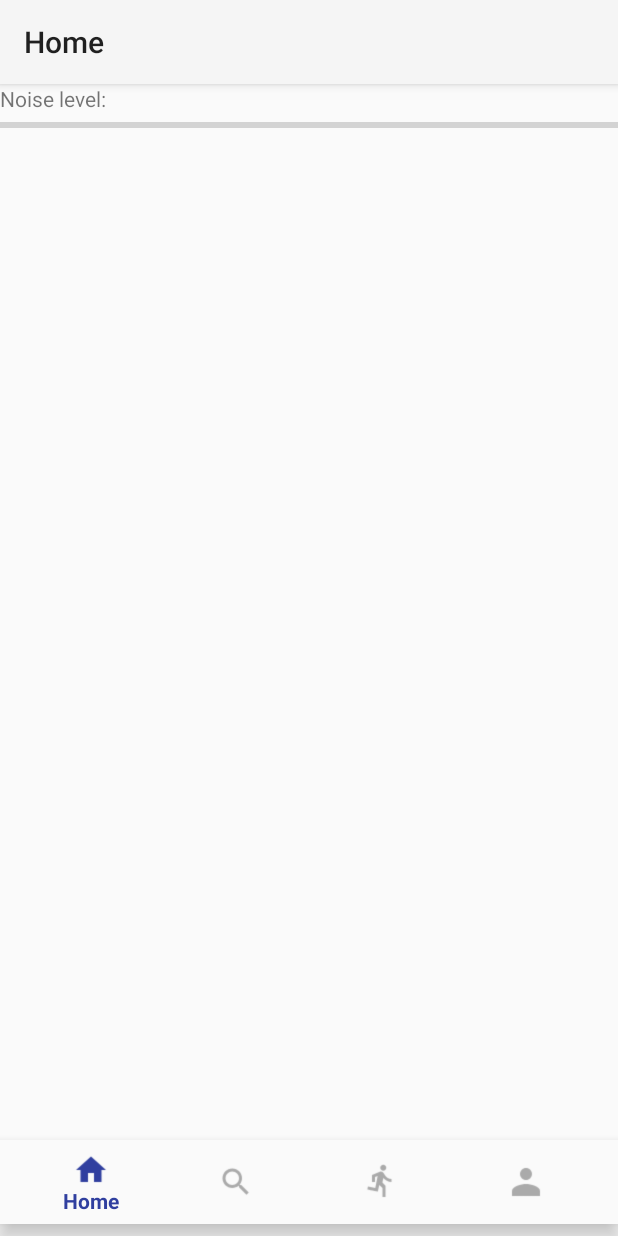
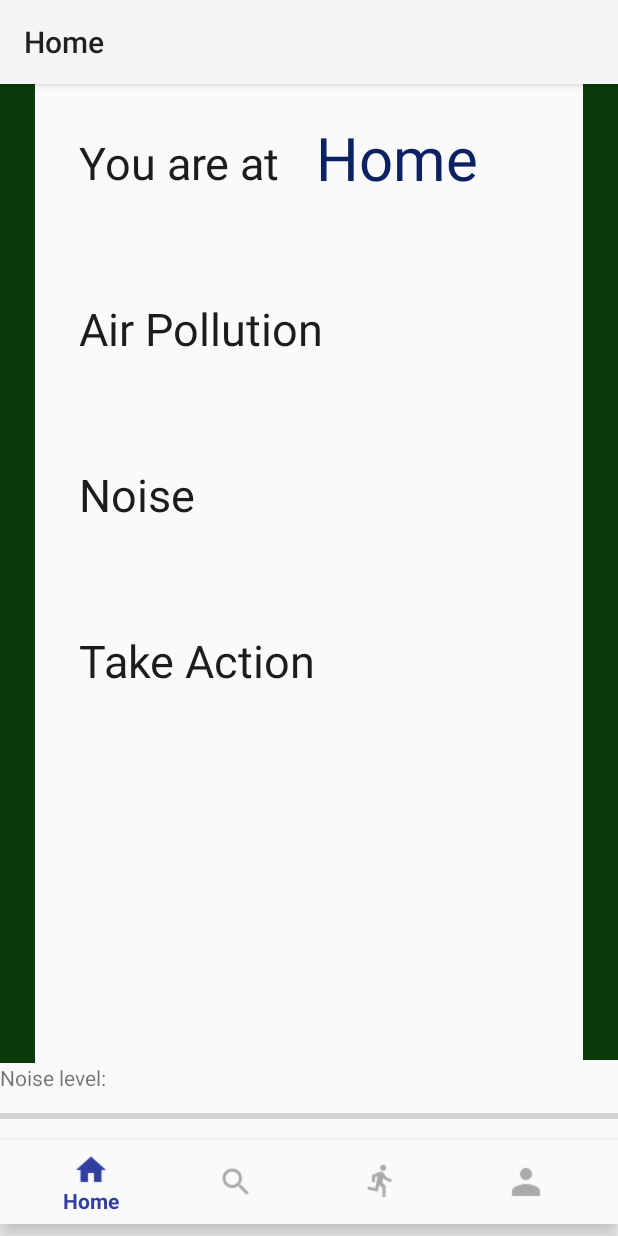
Before and after one commit to yujaa/CityMeter-android, an Android app: the screen it shows after launch (HomeActivity), on a phone screen of 412 x 824 dp. Run offline under Robolectric (Android 15) with nearby library versions, the light colour scheme and no system bars.

Commit message:
Add texts on home page

```diff
--- a/app/src/main/res/layout/activity_home.xml
+++ b/app/src/main/res/layout/activity_home.xml
@@ -5,11 +5,6 @@
     android:layout_width="match_parent"
     android:layout_height="match_parent"
     tools:context=".HomeActivity">
-
-    <LinearLayout
-        android:layout_width="match_parent"
-        android:layout_height="match_parent"
-        android:orientation="vertical">
 
     <android.support.v7.widget.Toolbar
         android:id="@+id/toolbar_home"
@@ -24,16 +19,19 @@
         android:id="@+id/noiseText"
         android:layout_width="match_parent"
         android:layout_height="wrap_content"
-            android:text="Noise level:" />
+        android:layout_marginBottom="8dp"
+        android:text="Noise level:"
+        app:layout_constraintBottom_toTopOf="@+id/noiseBar" />
 
     <ProgressBar
         android:id="@+id/noiseBar"
         style="?android:attr/progressBarStyleHorizontal"
         android:layout_width="match_parent"
         android:layout_height="wrap_content"
-            android:layout_weight="0" />
+        android:layout_marginBottom="8dp"
+        android:layout_weight="0"
+        app:layout_constraintBottom_toTopOf="@+id/navigation" />
 
-    </LinearLayout>
 
     <include
         android:id="@+id/navigation"
@@ -46,4 +44,86 @@
         app:layout_constraintEnd_toEndOf="parent"
         app:layout_constraintStart_toStartOf="parent" />
 
+    <Button
+        android:id="@+id/home_left_bar"
+        android:layout_width="23dp"
+        android:layout_height="0dp"
+        android:layout_marginBottom="2dp"
+        android:enabled="false"
+        android:background="#0B3B0B"
+        app:layout_constraintBottom_toTopOf="@+id/noiseText"
+        app:layout_constraintEnd_toEndOf="parent"
+        app:layout_constraintTop_toBottomOf="@+id/toolbar_home" />
+
+    <Button
+        android:id="@+id/home_right_bar"
+        android:layout_width="23dp"
+        android:layout_height="0dp"
+        android:enabled="false"
+        android:background="#0B3B0B"
+        app:layout_constraintBottom_toTopOf="@+id/noiseText"
+        app:layout_constraintStart_toStartOf="parent"
+        app:layout_constraintTop_toBottomOf="@+id/toolbar_home" />
+
+    <TextView
+        android:id="@+id/home_text1"
+        android:layout_width="wrap_content"
+        android:layout_height="wrap_content"
+        android:layout_marginStart="29dp"
+        android:layout_marginTop="32dp"
+        android:text="You are at"
+        android:textColor="#1C1C1C"
+        android:textSize="30dp"
+        app:layout_constraintStart_toEndOf="@+id/home_right_bar"
+        app:layout_constraintTop_toBottomOf="@+id/toolbar_home" />
+
+    <TextView
+        android:id="@+id/home_mylocation"
+        android:layout_width="wrap_content"
+        android:layout_height="wrap_content"
+        android:layout_marginStart="24dp"
+        android:layout_marginTop="22dp"
+        android:text="Home"
+        android:textColor="#0B2161"
+        android:textSize="40dp"
+        app:layout_constraintStart_toEndOf="@+id/home_text1"
+        app:layout_constraintTop_toBottomOf="@+id/toolbar_home" />
+
+    <TextView
+        android:id="@+id/home_text2"
+        android:layout_width="wrap_content"
+        android:layout_height="wrap_content"
+        android:layout_marginStart="29dp"
+        android:layout_marginTop="70dp"
+        android:text="Air Pollution"
+        android:textColor="#1C1C1C"
+        android:textSize="30dp"
+        app:layout_constraintStart_toEndOf="@+id/home_right_bar"
+        app:layout_constraintTop_toBottomOf="@+id/home_text1" />
+
+    <TextView
+        android:id="@+id/home_text3"
+        android:layout_width="wrap_content"
+        android:layout_height="wrap_content"
+        android:layout_marginStart="29dp"
+        android:layout_marginTop="70dp"
+        android:text="Noise"
+        android:textColor="#1C1C1C"
+        android:textSize="30dp"
+        app:layout_constraintStart_toEndOf="@+id/home_right_bar"
+        app:layout_constraintTop_toBottomOf="@+id/home_text2" />
+
+    <TextView
+        android:id="@+id/home_text4"
+        android:layout_width="wrap_content"
+        android:layout_height="wrap_content"
+        android:layout_marginStart="29dp"
+        android:layout_marginTop="70dp"
+        android:text="Take Action"
+        android:textColor="#1C1C1C"
+        android:textSize="30dp"
+        app:layout_constraintStart_toEndOf="@+id/home_right_bar"
+        app:layout_constraintTop_toBottomOf="@+id/home_text3" />
+
+
 </android.support.constraint.ConstraintLayout>
```
Lines whose indentation alone changed are shown as unchanged.
